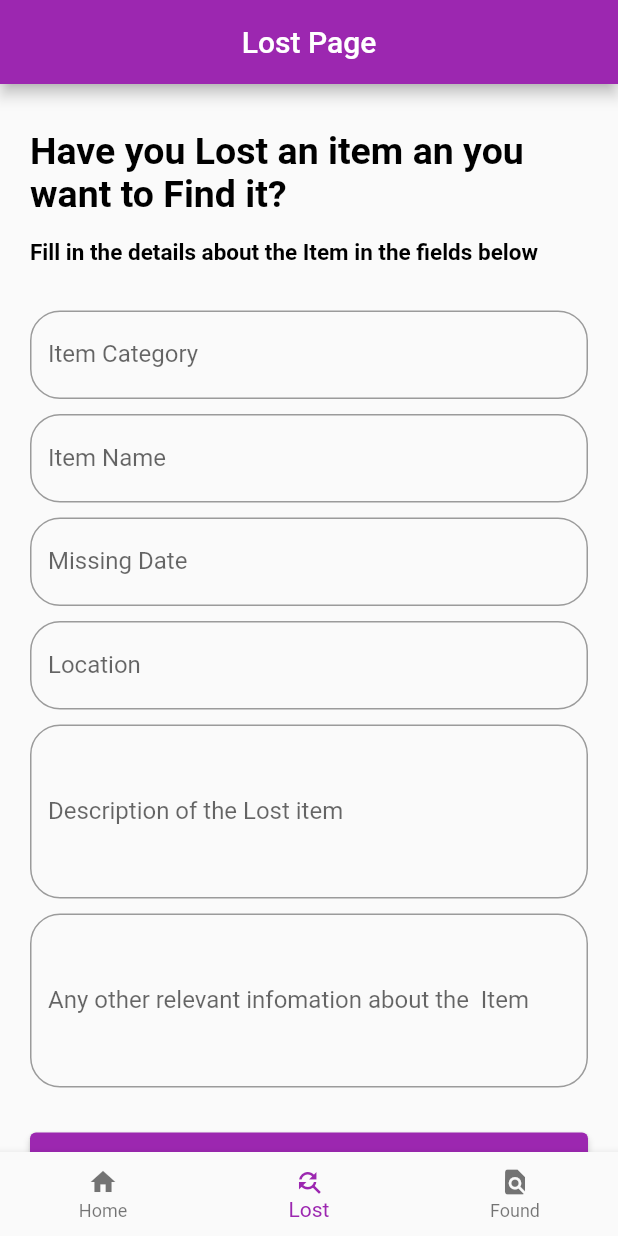
After one commit to Erasto-M/Lost-Found, a Flutter app: the screen it shows after launch, item 2 of the bottom bar chosen, after a tap on "Submit Details", on a phone screen of 412 x 824 dp. The commit adds this screen. Run offline on Flutter 3.47's test engine with Material 2 defaults, Android fonts, the phone set to English and light mode, and no system bars; our stand-ins replace firebase_auth, firebase_core, google_fonts; accounts and stored records are empty.

Commit message:
added the home.dart

```diff
--- a/lib/Authentication/Auth.dart
+++ b/lib/Authentication/Auth.dart
@@ -15,7 +15,7 @@ import 'package:lostfound/Home/Homepage.dart';
      try {
        user = (await FirebaseAuth.instance.
          createUserWithEmailAndPassword(email: Email, password: password)).user;
-       if(User != null){
+       if(user != null){
          await Navigator.of(context).pushReplacement(MaterialPageRoute(builder: (context)=>Homepage()));
          return user;
        }
@@ -41,16 +41,19 @@ import 'package:lostfound/Home/Homepage.dart';
          return user;
        }
        else{
+       print("No user is created");
+       }
+     }catch(e){
+       ScaffoldMessenger.of(context).showSnackBar(
          const SnackBar(
            backgroundColor: Colors.greenAccent,
-           content: Text("Invalid credentials",
-           style: TextStyle(color: Colors.red),
+           content: Text(
+             "Invalid credentials",
+             style: TextStyle(color: Colors.red),
            ),
            duration: Duration(seconds: 2),
-         );
-       }
-     }catch(e){
-       print(e);
+         ),
+       );
      }
    }
    Future<User?> signoutuser()async{
--- a/lib/Authentication/Register_screen.dart
+++ b/lib/Authentication/Register_screen.dart
@@ -11,10 +11,9 @@ class Register extends StatefulWidget {
 }
 
 class _RegisterState extends State<Register> {
-  final FirebaseAuth firebaseAuth = FirebaseAuth.instance;
   final Fnamecontroller = TextEditingController();
   final Lnamecontroller = TextEditingController();
-  final emailconteoller = TextEditingController();
+  final emailcontroller = TextEditingController();
   final passwordcontoller = TextEditingController();
   @override
   Widget build(BuildContext context) {
@@ -61,7 +60,7 @@ class _RegisterState extends State<Register> {
                         Space(),
                         Textfield(
                             text: 'Email',
-                            controller: emailconteoller,
+                            controller:emailcontroller,
                             keyboardtype: TextInputType.emailAddress,
                             autocorrect: true,
                             icon: Icons.email,
@@ -75,15 +74,13 @@ class _RegisterState extends State<Register> {
                             icon: Icons.lock,
                             obsecureText: true),
                         const SizedBox(height: 30,),
-                        Container(
-                          height: 50,
-                          width: MediaQuery.of(context).size.width,
-                          child: ElevatedButton(
+
+                           ElevatedButton(
                               onPressed: ()async{
                                 if(
                                 Fnamecontroller.text.isEmpty||
                                     Lnamecontroller.text.isEmpty||
-                                    emailconteoller.text.isEmpty||
+                                    emailcontroller.text.isEmpty||
                                     passwordcontoller.text.isEmpty){
                                   ScaffoldMessenger.of(context).showSnackBar(
                                      const  SnackBar(
@@ -98,9 +95,14 @@ class _RegisterState extends State<Register> {
                                   await Authentication().registeruser(
                                       Firstname: Fnamecontroller.text,
                                       Lastname: Lnamecontroller.text,
-                                      Email: emailconteoller.text,
+                                      Email: emailcontroller.text,
                                       password: passwordcontoller.text,
                                     context: context,
+                                  );
+                                  ScaffoldMessenger.of(context).showSnackBar(
+                                    const SnackBar(content: Text("Account created Succesfully",
+                                    style: TextStyle(color: Colors.red),
+                                    )),
                                   );
                                 }
                               },
@@ -111,7 +113,7 @@ class _RegisterState extends State<Register> {
                                   ),
                                 ),
                               )),
-                        ),
+
                 TextButton(
                     onPressed: (){
                       Navigator.of(context).pushReplacement(
--- /dev/null
+++ b/lib/Found.dart
@@ -0,0 +1,34 @@
+import 'package:flutter/material.dart';
+class Found extends StatefulWidget {
+  const Found({Key? key}) : super(key: key);
+
+  @override
+  State<Found> createState() => _FoundState();
+}
+
+class _FoundState extends State<Found> {
+  @override
+  Widget build(BuildContext context) {
+    return Scaffold(
+
+      appBar: AppBar(
+        title: const Text("Found page"),
+        centerTitle: true,
+      ),
+      body: SafeArea(
+        child: Container(
+          margin: const  EdgeInsets.only(
+            top: 30,
+            left: 20,
+            right: 20,
+          ),
+          child: Column(
+            children: const [
+              Text("found Items"),
+            ],
+          ),
+        ),
+      ),
+    );
+  }
+}
--- /dev/null
+++ b/lib/Home.dart
@@ -0,0 +1,41 @@
+import 'package:flutter/material.dart';
+import 'package:lostfound/profile.dart';
+class Home extends StatefulWidget {
+  const Home({Key? key}) : super(key: key);
+
+  @override
+  State<Home> createState() => _HomeState();
+}
+
+class _HomeState extends State<Home> {
+  @override
+  Widget build(BuildContext context) {
+    return Scaffold(
+      appBar: AppBar(
+        title:const  Text('Homepage'),
+        centerTitle: true,
+        actions: [
+          IconButton(
+              onPressed: (){
+                Navigator.of(context).push(MaterialPageRoute(builder: (context)=>const Profile()));
+              },
+              icon: const Icon(Icons.person,size: 20,)),
+        ],
+      ),
+      body: SafeArea(
+        child: Container(
+          margin :const  EdgeInsets.only(
+            top: 30,
+            left: 20,
+            right: 20,
+          ),
+          child: Column(
+            children: const [
+              Center(child: Text('Welcome user')),
+            ],
+          ),
+        ),
+      ),
+    );
+  }
+}
--- a/lib/Home/Homepage.dart
+++ b/lib/Home/Homepage.dart
@@ -1,4 +1,8 @@
 import 'package:flutter/material.dart';
+import 'package:lostfound/Found.dart';
+import 'package:lostfound/Lost.dart';
+import 'package:lostfound/profile.dart';
+import '../Home.dart';
 class Homepage extends StatefulWidget {
   const Homepage({Key? key}) : super(key: key);
 
@@ -7,12 +11,56 @@ class Homepage extends StatefulWidget {
 }
 
 class _HomepageState extends State<Homepage> {
+  int selectedindex = 0;
+  static  List<Widget> widgetoptions = <Widget>[
+    const Home(),
+    const  Lost(),
+    const Found(),
+    //const Profile(),
+  ];
+  void onitemtap(int index){
+    setState(() {
+      selectedindex = index;
+    });
+  }
   @override
   Widget build(BuildContext context) {
     return Scaffold(
-      appBar: AppBar(
-        title: const Text("Homepage"),
-        centerTitle: true,
+      // appBar: AppBar(
+      //   title: const Text("Members pages"),
+      //   centerTitle: true,
+      // ),
+      body: widgetoptions.elementAt(selectedindex),
+      bottomNavigationBar: BottomNavigationBar(
+        items: const <BottomNavigationBarItem>[
+          BottomNavigationBarItem(
+            icon:Icon(Icons.home),
+            label: "Home",
+            //backgroundColor: Colors.black,
+          ),
+          BottomNavigationBarItem(
+            icon: Icon(Icons.find_replace),
+            label: "Lost",
+            //backgroundColor: Colors.blue,
+          ),
+          BottomNavigationBarItem(
+            icon: Icon(Icons.find_in_page),
+            label: "Found",
+            //backgroundColor: Colors.blue,
+          ),
+          // BottomNavigationBarItem(
+          //   icon: Icon(Icons.person),
+          //   label: "Profile",
+          //   //backgroundColor: Colors.blue,
+          // ),
+        ],
+        //type: BottomNavigationBarType.shifting,
+        currentIndex: selectedindex,
+        iconSize: 20,
+       // fixedColor: Colors.blue,
+        onTap: onitemtap,
+        elevation: 5,
+
       ),
     );
   }
--- /dev/null
+++ b/lib/Lost.dart
@@ -0,0 +1,140 @@
+import 'package:flutter/material.dart';
+import 'package:lostfound/Authentication/reusableWidgets1.dart';
+class Lost extends StatefulWidget {
+  const Lost({Key? key}) : super(key: key);
+
+  @override
+  State<Lost> createState() => _LostState();
+}
+
+class _LostState extends State<Lost> {
+  @override
+  Widget build(BuildContext context) {
+    return Scaffold(
+      appBar: AppBar(
+        title: const Text("Lost Page"),
+        centerTitle: true,
+      ),
+      body: SafeArea(
+        child: SingleChildScrollView(
+          child: Container(
+            margin:const  EdgeInsets.only(
+              top: 30,
+              left: 20,
+              right: 20,
+            ),
+            child: Column(
+              crossAxisAlignment: CrossAxisAlignment.start,
+              children:  [
+                Bigtext(text: "Have you Lost an item an you want to Find it?"),
+                Space(),
+                Smalltext(text: "Fill in the details about the Item in the fields below"),
+                const SizedBox(height: 30,),
+                 TextFormField(
+                  keyboardType: TextInputType.text,
+                  maxLines: 1,
+                  decoration:  InputDecoration(
+                    border: OutlineInputBorder(
+                      borderSide: const BorderSide(
+                        width: 2,
+                        color: Colors.green,
+                      ),
+                      borderRadius: BorderRadius.circular(20)
+                    ),
+                    label: const Text("Item Category"),
+                  ),
+                ),
+                const SizedBox(height: 10,),
+                TextFormField(
+                  keyboardType: TextInputType.text,
+                  maxLines: 1,
+                  decoration:  InputDecoration(
+                    border: OutlineInputBorder(
+                        borderSide: const BorderSide(
+                          width: 2,
+                          color: Colors.green,
+                        ),
+                        borderRadius: BorderRadius.circular(20)
+                    ),
+                    label: const Text("Item Name"),
+                  ),
+                ),
+                const SizedBox(height: 10,),
+                 TextFormField(
+                  keyboardType: TextInputType.datetime,
+                  maxLines: 1,
+                  decoration:  InputDecoration(
+                    border: OutlineInputBorder(
+                        borderSide: const BorderSide(
+                          width: 2,
+                          color: Colors.green,
+                        ),
+                        borderRadius: BorderRadius.circular(20)
+                    ),
+                    label: const Text("Missing Date"),
+                  ),
+                ),
+                const SizedBox(height: 10,),
+                TextFormField(
+                  keyboardType: TextInputType.text,
+                  maxLines: 1,
+                  decoration:  InputDecoration(
+                    border: OutlineInputBorder(
+                        borderSide: const BorderSide(
+                          width: 2,
+                          color: Colors.green,
+                        ),
+                        borderRadius: BorderRadius.circular(20)
+                    ),
+                    label:const  Text("Location"),
+                  ),
+                ),
+                const SizedBox(height: 10,),
+                 TextFormField(
+                  keyboardType: TextInputType.text,
+                  maxLines: 4,
+                  decoration:  InputDecoration(
+                    border: OutlineInputBorder(
+                        borderSide: const BorderSide(
+                          width: 2,
+                          color: Colors.green,
+                        ),
+                        borderRadius: BorderRadius.circular(20)
+                    ),
+                    label: const Text("Description of the Lost item"),
+                  ),
+                ),
+                const SizedBox(height: 10,),
+                TextFormField(
+                  keyboardType: TextInputType.datetime,
+                  maxLines: 4,
+                  decoration:  InputDecoration(
+                    border: OutlineInputBorder(
+                        borderSide: const BorderSide(
+                          width: 2,
+                          color: Colors.green,
+                        ),
+                        borderRadius: BorderRadius.circular(20)
+                    ),
+                    label: const  Text("Any other relevant infomation about the  Item"),
+                  ),
+                ),
+                const SizedBox(height: 30,),
+                Container(
+                  height: 50,
+                  width: MediaQuery.of(context).size.width,
+                  child: ElevatedButton(
+                    onPressed: (){},
+                    child: const Text("Submit Details",
+                    style: TextStyle(color: Colors.white,fontSize: 30,fontWeight: FontWeight.bold),
+                    ),
+                  ),
+                ),
+              ],
+            ),
+          ),
+        ),
+      ),
+    );
+  }
+}
--- a/lib/main.dart
+++ b/lib/main.dart
@@ -1,4 +1,5 @@
 import 'package:flutter/material.dart';
+import 'package:lostfound/Home/Homepage.dart';
 import 'Authentication/welcome_screen.dart';
 import 'firebase_options.dart';
 import 'package:firebase_auth/firebase_auth.dart';
@@ -21,11 +22,11 @@ class _MyAppState extends State<MyApp> {
   @override
   Widget build(BuildContext context) {
     return  MaterialApp(
-      home: const Welcome(),
+      home: const Homepage(),
       debugShowCheckedModeBanner: false,
       theme: ThemeData(
-        primarySwatch: Colors.lightBlue,
         visualDensity: VisualDensity.adaptivePlatformDensity,
+        primarySwatch: Colors.purple,
       ),
     );
   }
--- /dev/null
+++ b/lib/profile.dart
@@ -0,0 +1,34 @@
+import 'package:flutter/material.dart';
+class Profile extends StatefulWidget {
+  const Profile({Key? key}) : super(key: key);
+
+  @override
+  State<Profile> createState() => _ProfileState();
+}
+
+class _ProfileState extends State<Profile> {
+  @override
+  Widget build(BuildContext context) {
+    return Scaffold(
+
+      appBar: AppBar(
+        title: const Text("User Profile"),
+        centerTitle: true,
+      ),
+      body: SafeArea(
+        child: Container(
+          margin: const EdgeInsets.only(
+            top: 30,
+            left: 20,
+            right: 20,
+          ),
+          child: Column(
+            children:const  [
+              Text("User profile"),
+            ],
+          ),
+        ),
+      ),
+    );
+  }
+}
```
Also changed, not shown: 1 other file.
